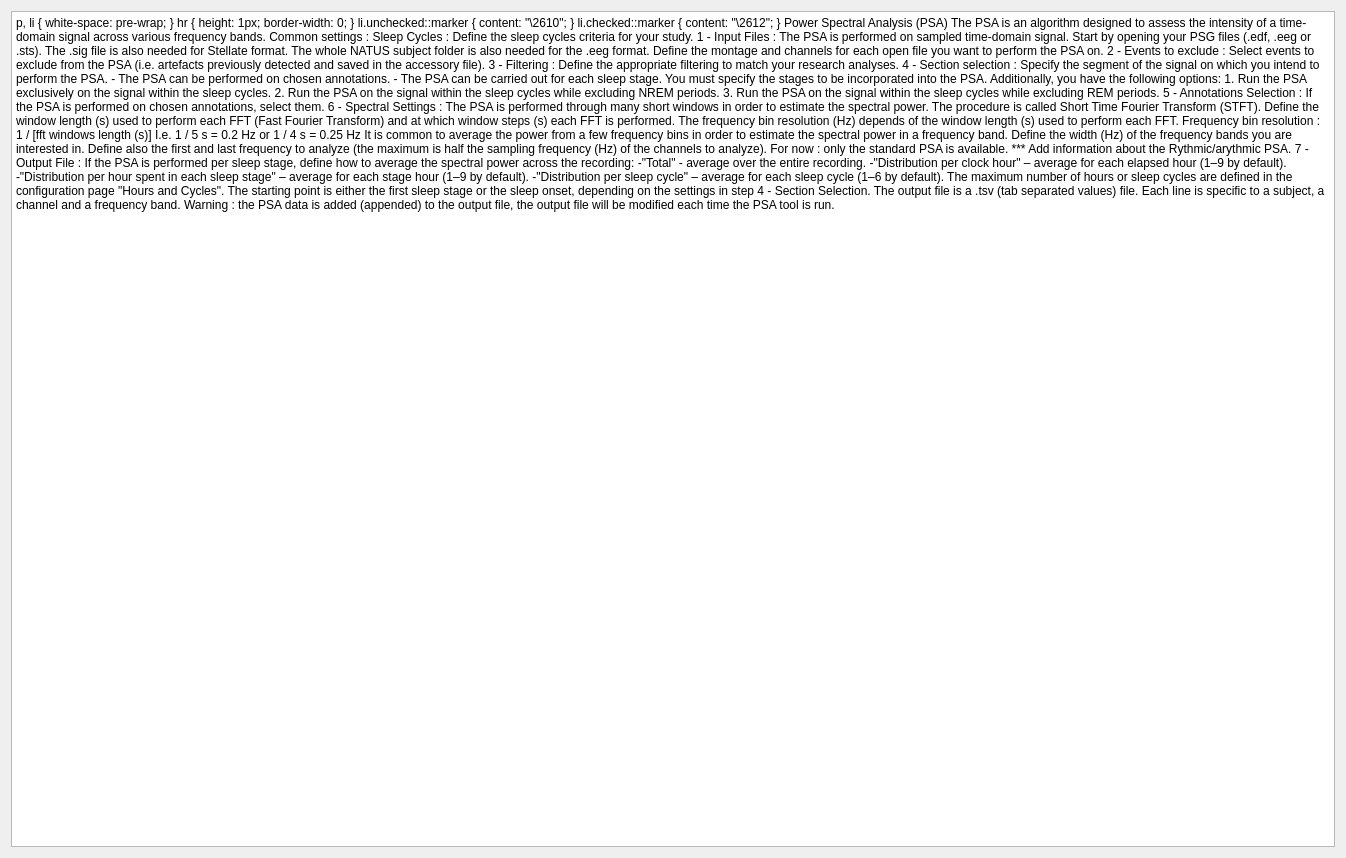
Above: tools/CEAMSTools/PowerSpectralAnalysis/IntroStep/Ui_IntroStep.ui from SnoozToolbox/snooz-package-ceams before the change. Below: the same form after it.
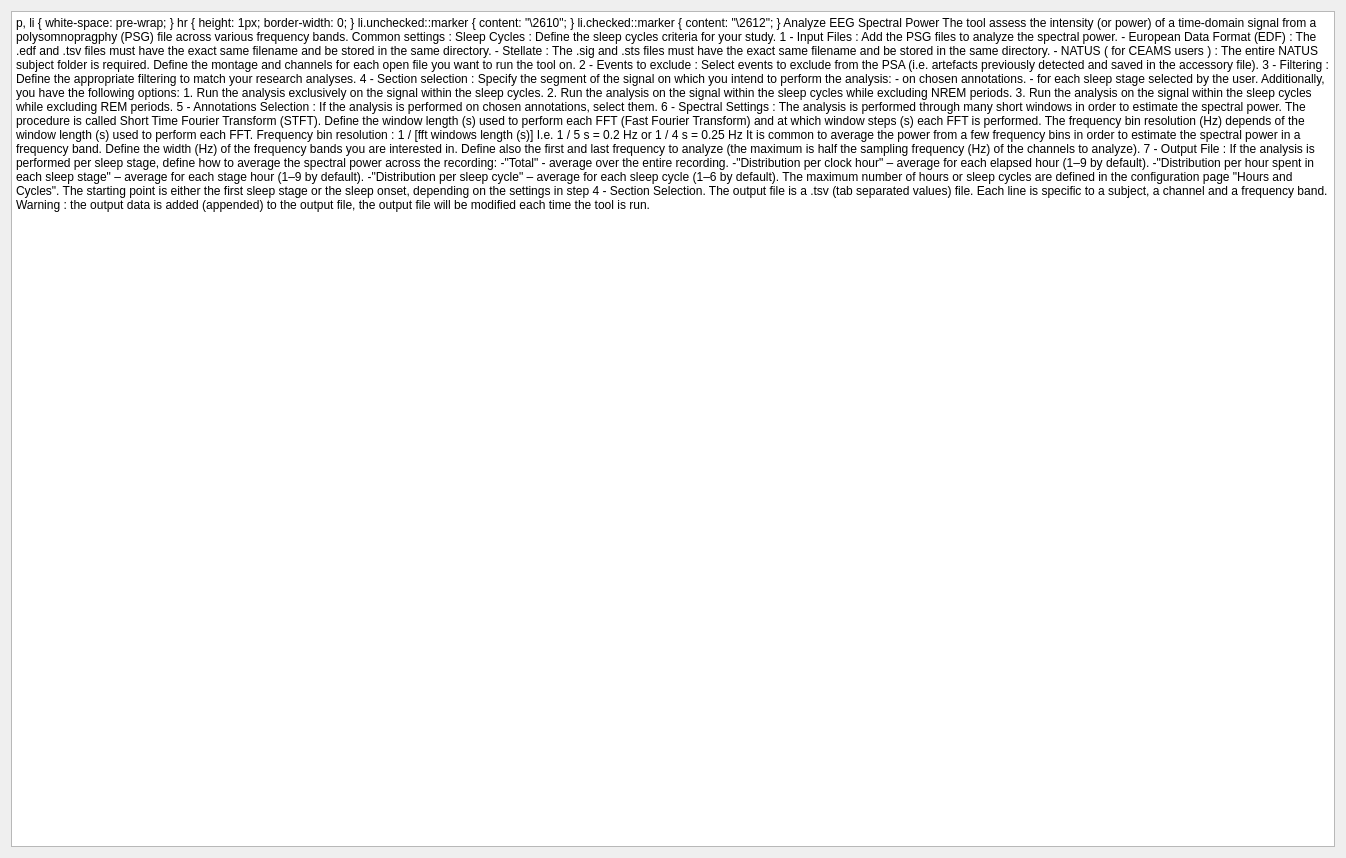
That is the form after the change.

Commit message: UI improvement on Analyze EEG spectral Power.

The edit to the form file:
```diff
--- a/tools/CEAMSTools/PowerSpectralAnalysis/IntroStep/Ui_IntroStep.ui
+++ b/tools/CEAMSTools/PowerSpectralAnalysis/IntroStep/Ui_IntroStep.ui
@@ -31,17 +31,19 @@
 li.checked::marker { content: &quot;\2612&quot;; }
 &lt;/style&gt;&lt;/head&gt;&lt;body style=&quot; font-family:'Roboto'; font-size:12pt; font-weight:400; font-style:normal;&quot;&gt;
 &lt;p style=&quot;-qt-paragraph-type:empty; margin-top:0px; margin-bottom:0px; margin-left:0px; margin-right:0px; -qt-block-indent:0; text-indent:0px;&quot;&gt;&lt;br /&gt;&lt;/p&gt;
-&lt;p style=&quot; margin-top:0px; margin-bottom:0px; margin-left:0px; margin-right:0px; -qt-block-indent:0; text-indent:0px;&quot;&gt;&lt;span style=&quot; font-weight:600;&quot;&gt;Power Spectral Analysis (PSA)&lt;/span&gt;&lt;/p&gt;
+&lt;p style=&quot; margin-top:0px; margin-bottom:0px; margin-left:0px; margin-right:0px; -qt-block-indent:0; text-indent:0px;&quot;&gt;&lt;span style=&quot; font-weight:600;&quot;&gt;Analyze EEG Spectral Power&lt;/span&gt;&lt;/p&gt;
 &lt;p style=&quot;-qt-paragraph-type:empty; margin-top:0px; margin-bottom:0px; margin-left:0px; margin-right:0px; -qt-block-indent:0; text-indent:0px; font-weight:600;&quot;&gt;&lt;br /&gt;&lt;/p&gt;
-&lt;p style=&quot; margin-top:0px; margin-bottom:0px; margin-left:0px; margin-right:0px; -qt-block-indent:0; text-indent:0px;&quot;&gt;The PSA is an algorithm designed to assess the intensity of a time-domain signal across various frequency bands.&lt;/p&gt;
+&lt;p style=&quot; margin-top:0px; margin-bottom:0px; margin-left:0px; margin-right:0px; -qt-block-indent:0; text-indent:0px;&quot;&gt;The tool assess the intensity (or power) of a time-domain signal from a polysomnopragphy (PSG) file across various frequency bands.&lt;/p&gt;
 &lt;p style=&quot;-qt-paragraph-type:empty; margin-top:0px; margin-bottom:0px; margin-left:0px; margin-right:0px; -qt-block-indent:0; text-indent:0px;&quot;&gt;&lt;br /&gt;&lt;/p&gt;
 &lt;p style=&quot; margin-top:0px; margin-bottom:0px; margin-left:0px; margin-right:0px; -qt-block-indent:0; text-indent:0px;&quot;&gt;Common settings : &lt;/p&gt;
 &lt;p style=&quot; margin-top:0px; margin-bottom:0px; margin-left:0px; margin-right:0px; -qt-block-indent:0; text-indent:0px;&quot;&gt;    Sleep Cycles : Define the sleep cycles criteria for your study. &lt;/p&gt;
 &lt;p style=&quot;-qt-paragraph-type:empty; margin-top:0px; margin-bottom:0px; margin-left:0px; margin-right:0px; -qt-block-indent:0; text-indent:0px;&quot;&gt;&lt;br /&gt;&lt;/p&gt;
 &lt;p style=&quot; margin-top:0px; margin-bottom:0px; margin-left:0px; margin-right:0px; -qt-block-indent:0; text-indent:0px;&quot;&gt;&lt;span style=&quot; text-decoration: underline;&quot;&gt;1 - Input Files :&lt;/span&gt;&lt;/p&gt;
-&lt;p style=&quot; margin-top:0px; margin-bottom:0px; margin-left:0px; margin-right:0px; -qt-block-indent:0; text-indent:0px;&quot;&gt;    The PSA is performed on sampled time-domain signal.  Start by opening your PSG files (.edf, .eeg or .sts).  &lt;/p&gt;
-&lt;p style=&quot; margin-top:0px; margin-bottom:0px; margin-left:0px; margin-right:0px; -qt-block-indent:0; text-indent:0px;&quot;&gt;    The .sig file is also needed for Stellate format.  The whole NATUS subject folder is also needed for the .eeg format.  &lt;/p&gt;
-&lt;p style=&quot; margin-top:0px; margin-bottom:0px; margin-left:0px; margin-right:0px; -qt-block-indent:0; text-indent:0px;&quot;&gt;    Define the montage and channels for each open file you want to perform the PSA on.&lt;/p&gt;
+&lt;p style=&quot; margin-top:0px; margin-bottom:0px; margin-left:0px; margin-right:0px; -qt-block-indent:0; text-indent:0px;&quot;&gt;    Add the PSG files to analyze the spectral power.&lt;/p&gt;
+&lt;p style=&quot; margin-top:0px; margin-bottom:0px; margin-left:0px; margin-right:0px; -qt-block-indent:0; text-indent:0px;&quot;&gt;&lt;span style=&quot; font-family:'Roboto-Regular';&quot;&gt;   - European Data Format (EDF) : The .edf and .tsv files must have the exact same filename and be stored in the same directory.&lt;/span&gt;&lt;/p&gt;
+&lt;p style=&quot; margin-top:0px; margin-bottom:0px; margin-left:0px; margin-right:0px; -qt-block-indent:0; text-indent:0px;&quot;&gt;&lt;span style=&quot; font-family:'Roboto-Regular';&quot;&gt;   - Stellate : The .sig and .sts files must have the exact same filename and be stored in the same directory.&lt;/span&gt;&lt;/p&gt;
+&lt;p style=&quot; margin-top:0px; margin-bottom:0px; margin-left:0px; margin-right:0px; -qt-block-indent:0; text-indent:0px;&quot;&gt;&lt;span style=&quot; font-family:'Roboto-Regular';&quot;&gt;   - NATUS (&lt;/span&gt;&lt;span style=&quot; font-family:'Roboto-Regular'; font-style:italic;&quot;&gt;for CEAMS users&lt;/span&gt;&lt;span style=&quot; font-family:'Roboto-Regular';&quot;&gt;) : &lt;/span&gt;&lt;span style=&quot; font-family:'MS Shell Dlg 2';&quot;&gt; The entire NATUS subject folder is required.&lt;/span&gt;&lt;/p&gt;
+&lt;p style=&quot; margin-top:0px; margin-bottom:0px; margin-left:0px; margin-right:0px; -qt-block-indent:0; text-indent:0px;&quot;&gt;   Define the montage and channels for each open file you want to run the tool on.&lt;/p&gt;
 &lt;p style=&quot;-qt-paragraph-type:empty; margin-top:0px; margin-bottom:0px; margin-left:0px; margin-right:0px; -qt-block-indent:0; text-indent:0px;&quot;&gt;&lt;br /&gt;&lt;/p&gt;
 &lt;p style=&quot; margin-top:0px; margin-bottom:0px; margin-left:0px; margin-right:0px; -qt-block-indent:0; text-indent:0px;&quot;&gt;&lt;span style=&quot; text-decoration: underline;&quot;&gt;2 - Events to exclude :&lt;/span&gt;&lt;/p&gt;
 &lt;p style=&quot; margin-top:0px; margin-bottom:0px; margin-left:0px; margin-right:0px; -qt-block-indent:0; text-indent:0px;&quot;&gt;    Select events to exclude from the PSA (i.e. artefacts previously detected and saved in the accessory file).&lt;/p&gt;
@@ -50,19 +52,19 @@
 &lt;p style=&quot; margin-top:0px; margin-bottom:0px; margin-left:0px; margin-right:0px; -qt-block-indent:0; text-indent:0px;&quot;&gt;    Define the appropriate filtering to match your research analyses.&lt;/p&gt;
 &lt;p style=&quot;-qt-paragraph-type:empty; margin-top:0px; margin-bottom:0px; margin-left:0px; margin-right:0px; -qt-block-indent:0; text-indent:0px;&quot;&gt;&lt;br /&gt;&lt;/p&gt;
 &lt;p style=&quot; margin-top:0px; margin-bottom:0px; margin-left:0px; margin-right:0px; -qt-block-indent:0; text-indent:0px;&quot;&gt;&lt;span style=&quot; text-decoration: underline;&quot;&gt;4 - Section selection :&lt;/span&gt; &lt;/p&gt;
-&lt;p style=&quot; margin-top:0px; margin-bottom:0px; margin-left:0px; margin-right:0px; -qt-block-indent:0; text-indent:0px;&quot;&gt;    Specify the segment of the signal on which you intend to perform the PSA.&lt;/p&gt;
-&lt;p style=&quot; margin-top:0px; margin-bottom:0px; margin-left:0px; margin-right:0px; -qt-block-indent:0; text-indent:0px;&quot;&gt;        - The PSA can be performed on chosen annotations.&lt;/p&gt;
-&lt;p style=&quot; margin-top:0px; margin-bottom:0px; margin-left:0px; margin-right:0px; -qt-block-indent:0; text-indent:0px;&quot;&gt;        - The PSA can be carried out for each sleep stage. You must specify the stages to be incorporated into the PSA.&lt;/p&gt;
+&lt;p style=&quot; margin-top:0px; margin-bottom:0px; margin-left:0px; margin-right:0px; -qt-block-indent:0; text-indent:0px;&quot;&gt;    Specify the segment of the signal on which you intend to perform the analysis:&lt;/p&gt;
+&lt;p style=&quot; margin-top:0px; margin-bottom:0px; margin-left:0px; margin-right:0px; -qt-block-indent:0; text-indent:0px;&quot;&gt;        - on chosen annotations.&lt;/p&gt;
+&lt;p style=&quot; margin-top:0px; margin-bottom:0px; margin-left:0px; margin-right:0px; -qt-block-indent:0; text-indent:0px;&quot;&gt;        - for each sleep stage selected by the user.&lt;/p&gt;
 &lt;p style=&quot; margin-top:0px; margin-bottom:0px; margin-left:0px; margin-right:0px; -qt-block-indent:0; text-indent:0px;&quot;&gt;    Additionally, you have the following options:&lt;/p&gt;
-&lt;p style=&quot; margin-top:0px; margin-bottom:0px; margin-left:0px; margin-right:0px; -qt-block-indent:0; text-indent:0px;&quot;&gt;        1. Run the PSA exclusively on the signal within the sleep cycles.&lt;/p&gt;
-&lt;p style=&quot; margin-top:0px; margin-bottom:0px; margin-left:0px; margin-right:0px; -qt-block-indent:0; text-indent:0px;&quot;&gt;        2. Run the PSA on the signal within the sleep cycles while excluding NREM periods.&lt;/p&gt;
-&lt;p style=&quot; margin-top:0px; margin-bottom:0px; margin-left:0px; margin-right:0px; -qt-block-indent:0; text-indent:0px;&quot;&gt;        3. Run the PSA on the signal within the sleep cycles while excluding REM periods.&lt;/p&gt;
+&lt;p style=&quot; margin-top:0px; margin-bottom:0px; margin-left:0px; margin-right:0px; -qt-block-indent:0; text-indent:0px;&quot;&gt;        1. Run the analysis exclusively on the signal within the sleep cycles.&lt;/p&gt;
+&lt;p style=&quot; margin-top:0px; margin-bottom:0px; margin-left:0px; margin-right:0px; -qt-block-indent:0; text-indent:0px;&quot;&gt;        2. Run the analysis on the signal within the sleep cycles while excluding NREM periods.&lt;/p&gt;
+&lt;p style=&quot; margin-top:0px; margin-bottom:0px; margin-left:0px; margin-right:0px; -qt-block-indent:0; text-indent:0px;&quot;&gt;        3. Run the analysis on the signal within the sleep cycles while excluding REM periods.&lt;/p&gt;
 &lt;p style=&quot;-qt-paragraph-type:empty; margin-top:0px; margin-bottom:0px; margin-left:0px; margin-right:0px; -qt-block-indent:0; text-indent:0px;&quot;&gt;&lt;br /&gt;&lt;/p&gt;
 &lt;p style=&quot; margin-top:0px; margin-bottom:0px; margin-left:0px; margin-right:0px; -qt-block-indent:0; text-indent:0px;&quot;&gt;&lt;span style=&quot; text-decoration: underline;&quot;&gt;5 - Annotations Selection : &lt;/span&gt;&lt;/p&gt;
-&lt;p style=&quot; margin-top:0px; margin-bottom:0px; margin-left:0px; margin-right:0px; -qt-block-indent:0; text-indent:0px;&quot;&gt;    If the PSA is performed on chosen annotations, select them.&lt;/p&gt;
+&lt;p style=&quot; margin-top:0px; margin-bottom:0px; margin-left:0px; margin-right:0px; -qt-block-indent:0; text-indent:0px;&quot;&gt;    If the analysis is performed on chosen annotations, select them.&lt;/p&gt;
 &lt;p style=&quot;-qt-paragraph-type:empty; margin-top:0px; margin-bottom:0px; margin-left:0px; margin-right:0px; -qt-block-indent:0; text-indent:0px;&quot;&gt;&lt;br /&gt;&lt;/p&gt;
 &lt;p style=&quot; margin-top:0px; margin-bottom:0px; margin-left:0px; margin-right:0px; -qt-block-indent:0; text-indent:0px;&quot;&gt;&lt;span style=&quot; text-decoration: underline;&quot;&gt;6 - Spectral Settings :&lt;/span&gt;&lt;/p&gt;
-&lt;p style=&quot; margin-top:0px; margin-bottom:0px; margin-left:0px; margin-right:0px; -qt-block-indent:0; text-indent:0px;&quot;&gt;    The PSA is performed through many short windows in order to estimate the spectral power.  The procedure is called Short Time Fourier Transform (STFT).&lt;/p&gt;
+&lt;p style=&quot; margin-top:0px; margin-bottom:0px; margin-left:0px; margin-right:0px; -qt-block-indent:0; text-indent:0px;&quot;&gt;    The analysis is performed through many short windows in order to estimate the spectral power.  The procedure is called Short Time Fourier Transform (STFT).&lt;/p&gt;
 &lt;p style=&quot; margin-top:0px; margin-bottom:0px; margin-left:0px; margin-right:0px; -qt-block-indent:0; text-indent:0px;&quot;&gt;    Define the window length (s) used to perform each FFT (Fast Fourier Transform) and at which window steps (s) each FFT is performed.&lt;/p&gt;
 &lt;p style=&quot; margin-top:0px; margin-bottom:0px; margin-left:0px; margin-right:0px; -qt-block-indent:0; text-indent:0px;&quot;&gt;    The frequency bin resolution (Hz) depends of the window length (s) used to perform each FFT.&lt;/p&gt;
 &lt;p style=&quot; margin-top:0px; margin-bottom:0px; margin-left:0px; margin-right:0px; -qt-block-indent:0; text-indent:0px;&quot;&gt;    Frequency bin resolution : 1 / [fft windows length (s)]&lt;/p&gt;
@@ -72,10 +74,8 @@
 &lt;p style=&quot; margin-top:0px; margin-bottom:0px; margin-left:0px; margin-right:0px; -qt-block-indent:0; text-indent:0px;&quot;&gt;    Define the width (Hz) of the frequency bands you are interested in. &lt;/p&gt;
 &lt;p style=&quot; margin-top:0px; margin-bottom:0px; margin-left:0px; margin-right:0px; -qt-block-indent:0; text-indent:0px;&quot;&gt;    Define also the first and last frequency to analyze (the maximum is half the sampling frequency (Hz) of the channels to analyze).&lt;/p&gt;
 &lt;p style=&quot;-qt-paragraph-type:empty; margin-top:0px; margin-bottom:0px; margin-left:0px; margin-right:0px; -qt-block-indent:0; text-indent:0px;&quot;&gt;&lt;br /&gt;&lt;/p&gt;
-&lt;p style=&quot; margin-top:0px; margin-bottom:0px; margin-left:0px; margin-right:0px; -qt-block-indent:0; text-indent:0px;&quot;&gt;    For now : only the standard PSA is available. *** Add information about the Rythmic/arythmic PSA.&lt;/p&gt;
-&lt;p style=&quot;-qt-paragraph-type:empty; margin-top:0px; margin-bottom:0px; margin-left:0px; margin-right:0px; -qt-block-indent:0; text-indent:0px;&quot;&gt;&lt;br /&gt;&lt;/p&gt;
 &lt;p style=&quot; margin-top:0px; margin-bottom:0px; margin-left:0px; margin-right:0px; -qt-block-indent:0; text-indent:0px;&quot;&gt;&lt;span style=&quot; text-decoration: underline;&quot;&gt;7 - Output File :&lt;/span&gt;&lt;/p&gt;
-&lt;p style=&quot; margin-top:0px; margin-bottom:0px; margin-left:0px; margin-right:0px; -qt-block-indent:0; text-indent:0px;&quot;&gt;    If the PSA is performed per sleep stage, define how to average the spectral power across the recording:&lt;/p&gt;
+&lt;p style=&quot; margin-top:0px; margin-bottom:0px; margin-left:0px; margin-right:0px; -qt-block-indent:0; text-indent:0px;&quot;&gt;    If the analysis is performed per sleep stage, define how to average the spectral power across the recording:&lt;/p&gt;
 &lt;p style=&quot; margin-top:0px; margin-bottom:0px; margin-left:0px; margin-right:0px; -qt-block-indent:0; text-indent:0px;&quot;&gt;            -&amp;quot;Total&amp;quot; - average over the entire recording.&lt;/p&gt;
 &lt;p style=&quot; margin-top:0px; margin-bottom:0px; margin-left:0px; margin-right:0px; -qt-block-indent:0; text-indent:0px;&quot;&gt;            -&amp;quot;Distribution per clock hour&amp;quot; – average for each elapsed hour (1–9 by default).&lt;/p&gt;
 &lt;p style=&quot; margin-top:0px; margin-bottom:0px; margin-left:0px; margin-right:0px; -qt-block-indent:0; text-indent:0px;&quot;&gt;            -&amp;quot;Distribution per hour spent in each sleep stage&amp;quot; – average for each stage hour (1–9 by default).&lt;/p&gt;
@@ -84,7 +84,7 @@
 &lt;p style=&quot; margin-top:0px; margin-bottom:0px; margin-left:0px; margin-right:0px; -qt-block-indent:0; text-indent:0px;&quot;&gt;            &lt;span style=&quot; font-style:italic;&quot;&gt;The starting point is either the first sleep stage or the sleep onset, depending on the settings in step 4 - Section Selection.&lt;/span&gt;&lt;/p&gt;
 &lt;p style=&quot; margin-top:0px; margin-bottom:0px; margin-left:0px; margin-right:0px; -qt-block-indent:0; text-indent:0px;&quot;&gt;    &lt;/p&gt;
 &lt;p style=&quot; margin-top:0px; margin-bottom:0px; margin-left:0px; margin-right:0px; -qt-block-indent:0; text-indent:0px;&quot;&gt;    The output file is a .tsv (tab separated values) file. Each line is specific to a subject, a channel and a frequency band. &lt;/p&gt;
-&lt;p style=&quot; margin-top:0px; margin-bottom:0px; margin-left:0px; margin-right:0px; -qt-block-indent:0; text-indent:0px;&quot;&gt;    Warning : the PSA data is added (appended) to the output file, the output file will be modified each time the PSA tool is run.&lt;/p&gt;
+&lt;p style=&quot; margin-top:0px; margin-bottom:0px; margin-left:0px; margin-right:0px; -qt-block-indent:0; text-indent:0px;&quot;&gt;    Warning : the output data is added (appended) to the output file, the output file will be modified each time the tool is run.&lt;/p&gt;
 &lt;p style=&quot;-qt-paragraph-type:empty; margin-top:0px; margin-bottom:0px; margin-left:0px; margin-right:0px; -qt-block-indent:0; text-indent:0px;&quot;&gt;&lt;br /&gt;&lt;/p&gt;&lt;/body&gt;&lt;/html&gt;</string>
      </property>
     </widget>
```
The commit also changes 5 other files.
